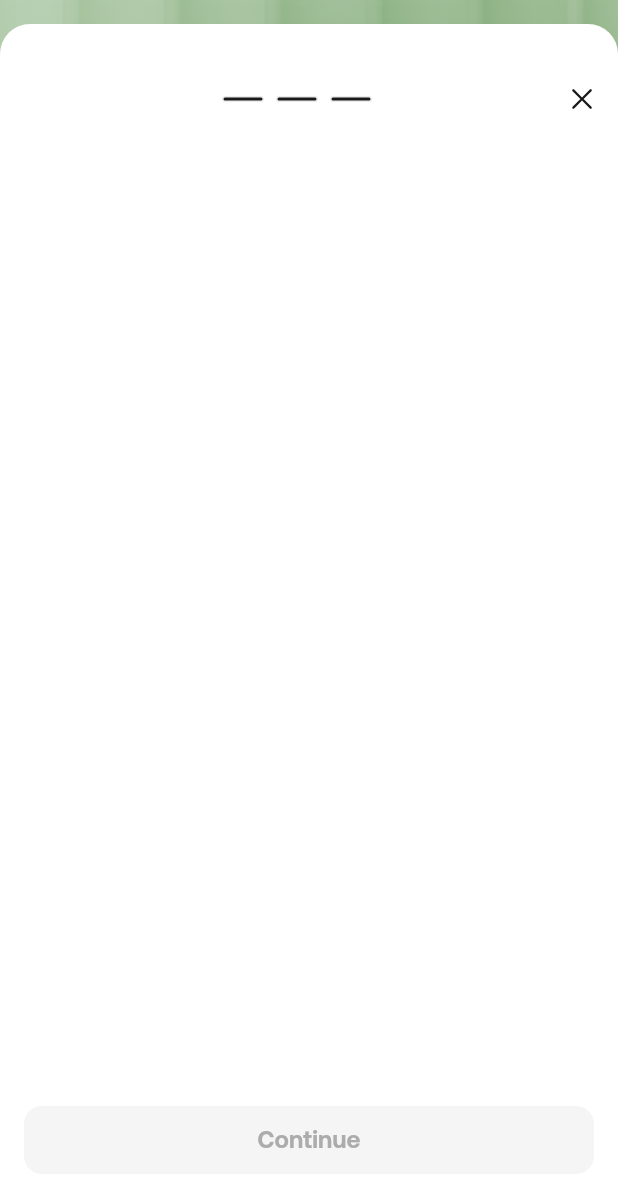
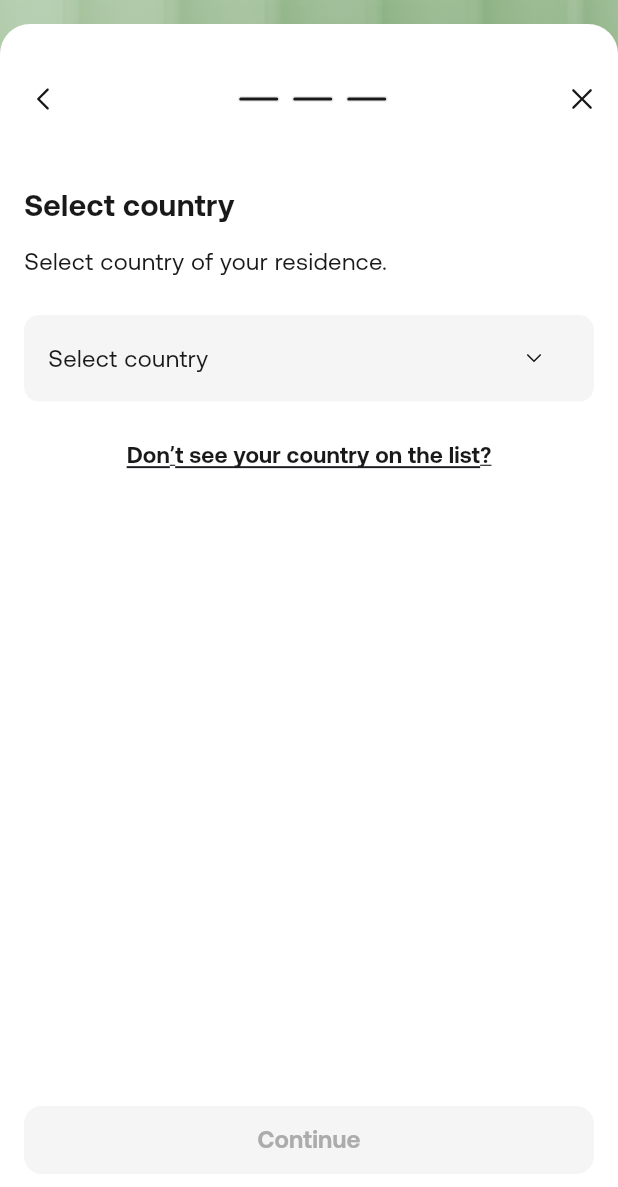
Before and after one commit to weisro-source/Horsly-Bit, a Flutter app: the RegisterPageView screen opened directly, swiped to page 3, on a phone screen of 412 x 824 dp. Shown: the top 1187 px of the screen. Run offline on Flutter 3.47's test engine with Material 3 defaults, Android fonts, the phone set to English and light mode, and no system bars; our stand-ins replace dartz, dio, flutter_svg, logger, smooth_page_indicator.

Commit message:
add country screen

```diff
--- a/lib/core/assets_path/icons_path.dart
+++ b/lib/core/assets_path/icons_path.dart
@@ -1,11 +1,19 @@
 // ignore_for_file: prefer_single_quotes
 class IconsPath {
   IconsPath._();
+
+  /// Assets for iconsChevronDown
+  /// assets/icons/Chevron-Down.svg
+  static const String iconsChevronDown = "assets/icons/Chevron-Down.svg";
 
   /// Assets for iconsCloseIcon
   /// assets/icons/close-Icon.svg
   static const String iconsCloseIcon = "assets/icons/close-Icon.svg";
 
+  /// Assets for iconsLeft Arrow Icon
+  /// assets/icons/Left Arrow Icon.svg
+  static const String iconsLeftArrow = "assets/icons/Left Arrow Icon.svg";
+
   /// Assets for iconsLogo
   /// assets/icons/logo.svg
   static const String iconsLogo = "assets/icons/logo.svg";
--- a/lib/core/widgets/custom_text_form_filed.dart
+++ b/lib/core/widgets/custom_text_form_filed.dart
@@ -104,14 +104,14 @@ class CustomTextFormFiled extends StatelessWidget {
           ),
         ),
         errorBorder: OutlineInputBorder(
-          borderRadius: BorderRadius.circular(borderRadius ?? 4),
+          borderRadius: BorderRadius.circular(borderRadius ?? 10),
           borderSide: const BorderSide(
             color: AppColors.redColor,
             width: 1,
           ),
         ),
         focusedErrorBorder: OutlineInputBorder(
-          borderRadius: BorderRadius.circular(borderRadius ?? 4),
+          borderRadius: BorderRadius.circular(borderRadius ?? 10),
           borderSide: const BorderSide(
             color: AppColors.redColor,
             width: 1,
--- /dev/null
+++ b/lib/feature/auth/data/models/country_response_model.dart
@@ -0,0 +1,43 @@
+class CountryResponse {
+  final List<Country> countries;
+
+  CountryResponse({required this.countries});
+
+  factory CountryResponse.fromJson(List<dynamic> jsonList) {
+    return CountryResponse(
+      countries: jsonList.map((json) => Country.fromJson(json)).toList(),
+    );
+  }
+
+  List<Map<String, dynamic>> toJson() {
+    return countries.map((country) => country.toJson()).toList();
+  }
+}
+
+class Country {
+  final String id;
+  final String flag;
+  final String name;
+
+  Country({
+    required this.id,
+    required this.flag,
+    required this.name,
+  });
+
+  factory Country.fromJson(Map<String, dynamic> json) {
+    return Country(
+      id: json['_id'] as String,
+      flag: json['flag'] as String,
+      name: json['name'] as String,
+    );
+  }
+
+  Map<String, dynamic> toJson() {
+    return {
+      '_id': id,
+      'flag': flag,
+      'name': name,
+    };
+  }
+}
--- /dev/null
+++ b/lib/feature/auth/data/repo/auth_repository.dart
@@ -0,0 +1,3 @@
+import 'package:dartz/dartz.dart';
+
+abstract class AuthenticationRepository {}
--- a/lib/feature/auth/register/presentation/view/pages/register_page_view_body.dart
+++ b/lib/feature/auth/register/presentation/view/pages/register_page_view_body.dart
@@ -1,5 +1,3 @@
-import 'dart:math';
-
 import 'package:flutter/material.dart';
 import 'package:horsly_bit/core/assets_path/icons_path.dart';
 import 'package:horsly_bit/core/theme/app_colors.dart';
@@ -30,6 +28,13 @@ class _RegisterPageViewBodyState extends State<RegisterPageViewBody> {
     }
   }
 
+  void _previousPage() {
+    if (_currentPage != 0) {
+      _pageController.previousPage(
+          duration: const Duration(milliseconds: 300), curve: Curves.easeInOut);
+    }
+  }
+
   @override
   Widget build(BuildContext context) {
     return SafeArea(
@@ -54,7 +59,16 @@ class _RegisterPageViewBodyState extends State<RegisterPageViewBody> {
                 Row(
                   mainAxisAlignment: MainAxisAlignment.spaceBetween,
                   children: [
-                    32.kw,
+                    Visibility(
+                      visible: _currentPage != 0,
+                      child: Padding(
+                        padding: const EdgeInsetsDirectional.only(start: 5),
+                        child: IconButtonWithSvg(
+                          iconSvg: IconsPath.iconsLeftArrow,
+                          onPressed: _previousPage,
+                        ),
+                      ),
+                    ),
                     // Progress Bar
                     SizedBox(
                       height: 4,
@@ -114,6 +128,7 @@ class _RegisterPageViewBodyState extends State<RegisterPageViewBody> {
                             32.kh,
                             if (_currentPage == 0) const EmailFormWidget(),
                             if (_currentPage == 1) const PasswordFormWidget(),
+                            if (_currentPage == 2) const SelectedCountry(),
                             const Spacer(),
                             MainAppButton(
                               onPressed: _nextPage,
@@ -158,15 +173,15 @@ class EmailFormWidget extends StatelessWidget {
       crossAxisAlignment: CrossAxisAlignment.start,
       children: [
         TitleSectionInAuthPage(
-          title: S.of(context).password,
+          title: S.of(context).createAccount,
         ),
         12.kh,
         BodySectionAuthPage(
-          body: S.of(context).createStrongPassword,
+          body: S.of(context).enterEmailAddress,
         ),
         24.kh,
         CustomTextFormFiled(
-          hintText: S.of(context).enterPassword,
+          hintText: S.of(context).enterEmailAddress,
           borderColor: AppColors.lightGrayAppColor,
           topPadding: 0,
           bottomPadding: 0,
@@ -200,31 +215,8 @@ class _PasswordFormWidgetState extends State<PasswordFormWidget> {
     });
   }
 
-  String _generateSecurePassword() {
-    const letters = 'abcdefghijklmnopqrstuvwxyzABCDEFGHIJKLMNOPQRSTUVWXYZ';
-    const numbers = '0123456789';
-    const special = '!@#\$%^&*(),.?":{}|<>';
-    const all = letters + numbers + special;
-
-    final rand = Random.secure();
-    String getRand(String chars) => chars[rand.nextInt(chars.length)];
-
-    // Ensure all types included
-    String password = getRand(letters) + getRand(numbers) + getRand(special);
-
-    // Fill the rest randomly
-    while (password.length < 15) {
-      password += getRand(all);
-    }
-
-    // Shuffle the password
-    List<String> chars = password.split('');
-    chars.shuffle(rand);
-    return chars.join();
-  }
-
   void _onGeneratePassword() {
-    final generatedPassword = _generateSecurePassword();
+    final generatedPassword = HelperFunctions.generateSecurePassword();
     _passwordController.text = generatedPassword;
     _validatePassword(generatedPassword);
   }
@@ -321,3 +313,62 @@ class TitleSectionInAuthPage extends StatelessWidget {
     );
   }
 }
+
+class SelectedCountry extends StatelessWidget {
+  const SelectedCountry({super.key});
+
+  @override
+  Widget build(BuildContext context) {
+    return Column(
+      crossAxisAlignment: CrossAxisAlignment.start,
+      children: [
+        TitleSectionInAuthPage(
+          title: S.of(context).selectCountry,
+        ),
+        12.kh,
+        BodySectionAuthPage(
+          body: S.of(context).selectCountryOfResidence,
+        ),
+        24.kh,
+        Container(
+          height: HelperFunctions.getScreenHight(context) * 0.07,
+          width: HelperFunctions.getScreenWidth(context),
+          decoration: BoxDecoration(
+              borderRadius: BorderRadius.circular(10),
+              color: AppColors.lightGrayAppColor),
+          child: Row(
+            children: [
+              Padding(
+                padding: const EdgeInsetsDirectional.only(start: 16),
+                child: Text(
+                  S.of(context).selectCountry,
+                  style: AppTextStyle.style16w400Black(context),
+                ),
+              ),
+              const Spacer(),
+              Padding(
+                padding: const EdgeInsetsDirectional.only(end: 16),
+                child: IconButtonWithSvg(
+                  iconSvg: IconsPath.iconsChevronDown,
+                  onPressed: () {},
+                ),
+              )
+            ],
+          ),
+        ),
+        12.kh,
+        Center(
+          child: TextButton(
+            onPressed: () {},
+            child: Text(
+              S.of(context).countryNotListed,
+              style: AppTextStyle.style15w600Black(context).copyWith(
+                decoration: TextDecoration.underline,
+              ),
+            ),
+          ),
+        )
+      ],
+    );
+  }
+}
--- a/lib/l10n/intl_en.arb
+++ b/lib/l10n/intl_en.arb
@@ -12,5 +12,9 @@
     "min15Characters": "Minimum 15 characters",
     "atLeastOneLetter": "At least 1 letter",
     "atLeastOneNumber": "At least 1 number",
-    "atLeastOneSpecialChar": "At least 1 special character"
+    "atLeastOneSpecialChar": "At least 1 special character",
+    "country": "Country",
+    "selectCountryOfResidence": "Select country of your residence.",
+    "selectCountry": "Select country",
+    "countryNotListed": "Don’t see your country on the list?"
 }
--- a/pubspec.yaml
+++ b/pubspec.yaml
@@ -16,6 +16,10 @@ dependencies:
   flutter_svg: ^2.0.17
   smooth_page_indicator: ^1.2.1
   intl:
+  dartz: ^0.10.1
+  html: ^0.15.5+1
+  dio: ^5.8.0+1
+  logger: ^2.5.0
 
 dev_dependencies:
   flutter_test:
```
Also changed, not shown: lib/core/api/api_error_handler.dart (added, +129 -0 lines), lib/core/utils/helper_functions.dart (+26 -0 lines), lib/core/utils/logger.dart (added, +34 -0 lines), assets/icons/Chevron-Down.svg (added), assets/icons/Left Arrow Icon.svg (added), lib/generated/intl/messages_en.dart, lib/generated/l10n.dart, pubspec.lock, 1 other file.
